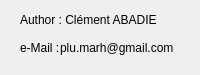
The window that Prusa_TCP_Client/authorinfos.ui (ClementAbadie/Prusa_TCP_Client) describes before a commit, drawn with Qt 5.
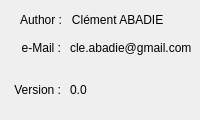
The same window after the commit.

Patch:
```diff
--- a/Prusa_TCP_Client/authorinfos.ui
+++ b/Prusa_TCP_Client/authorinfos.ui
@@ -7,19 +7,19 @@
     <x>0</x>
     <y>0</y>
     <width>200</width>
-    <height>75</height>
+    <height>120</height>
    </rect>
   </property>
   <property name="minimumSize">
    <size>
     <width>200</width>
-    <height>75</height>
+    <height>120</height>
    </size>
   </property>
   <property name="maximumSize">
    <size>
     <width>200</width>
-    <height>75</height>
+    <height>120</height>
    </size>
   </property>
   <property name="cursor">
@@ -36,12 +36,12 @@
     <rect>
      <x>20</x>
      <y>10</y>
-     <width>141</width>
+     <width>151</width>
      <height>21</height>
     </rect>
    </property>
    <property name="text">
-    <string>Author : Clément ABADIE</string>
+    <string>Author :   Clément ABADIE</string>
    </property>
    <property name="openExternalLinks">
     <bool>true</bool>
@@ -62,6 +62,9 @@
    <property name="text">
     <string>e-Mail :</string>
    </property>
+   <property name="alignment">
+    <set>Qt::AlignRight|Qt::AlignTrailing|Qt::AlignVCenter</set>
+   </property>
    <property name="openExternalLinks">
     <bool>true</bool>
    </property>
@@ -72,14 +75,58 @@
   <widget class="QLabel" name="label_3">
    <property name="geometry">
     <rect>
-     <x>60</x>
+     <x>70</x>
      <y>40</y>
      <width>141</width>
      <height>16</height>
     </rect>
    </property>
    <property name="text">
-    <string>plu.marh@gmail.com</string>
+    <string>cle.abadie@gmail.com</string>
+   </property>
+   <property name="openExternalLinks">
+    <bool>true</bool>
+   </property>
+   <property name="textInteractionFlags">
+    <set>Qt::LinksAccessibleByKeyboard|Qt::LinksAccessibleByMouse|Qt::TextBrowserInteraction|Qt::TextSelectableByKeyboard|Qt::TextSelectableByMouse</set>
+   </property>
+  </widget>
+  <widget class="QLabel" name="label_4">
+   <property name="geometry">
+    <rect>
+     <x>10</x>
+     <y>80</y>
+     <width>51</width>
+     <height>20</height>
+    </rect>
+   </property>
+   <property name="text">
+    <string>Version :</string>
+   </property>
+   <property name="alignment">
+    <set>Qt::AlignRight|Qt::AlignTrailing|Qt::AlignVCenter</set>
+   </property>
+   <property name="openExternalLinks">
+    <bool>true</bool>
+   </property>
+   <property name="textInteractionFlags">
+    <set>Qt::LinksAccessibleByKeyboard|Qt::LinksAccessibleByMouse|Qt::TextBrowserInteraction|Qt::TextSelectableByKeyboard|Qt::TextSelectableByMouse</set>
+   </property>
+  </widget>
+  <widget class="QLabel" name="label_version">
+   <property name="geometry">
+    <rect>
+     <x>70</x>
+     <y>80</y>
+     <width>31</width>
+     <height>20</height>
+    </rect>
+   </property>
+   <property name="text">
+    <string>0.0</string>
+   </property>
+   <property name="alignment">
+    <set>Qt::AlignLeading|Qt::AlignLeft|Qt::AlignVCenter</set>
    </property>
    <property name="openExternalLinks">
     <bool>true</bool>
```
